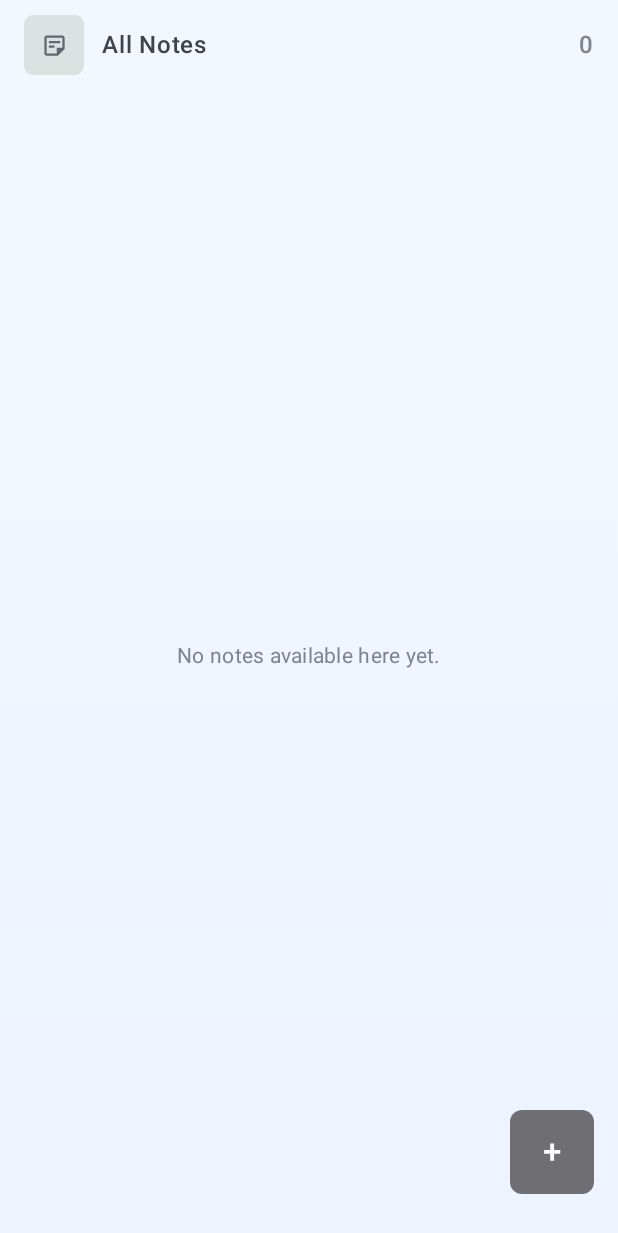
After one commit to hwdavr/NotesTakingApp, an Android app built with Jetpack Compose: the composable CollectionNotesScreen shown on its own in the app's theme, on a phone screen of 412 x 824 dp. The commit adds this screen. Shown: the top 1233 px of the screen. Run offline under Robolectric (Android 15) with nearby library versions, the light colour scheme and no system bars; our stand-ins replace Dagger/Hilt's generated code; 1 statement that could not run was skipped.

Commit message:
feat: implement collection notes screen with navigation and viewmodel support

```diff
--- /dev/null
+++ b/app/src/main/java/com/example/notesapp/ui/notes/CollectionNotesScreen.kt
@@ -0,0 +1,250 @@
+package com.example.notesapp.ui.notes
+
+import androidx.compose.foundation.background
+import androidx.compose.foundation.clickable
+import androidx.compose.foundation.layout.Arrangement
+import androidx.compose.foundation.layout.Box
+import androidx.compose.foundation.layout.Column
+import androidx.compose.foundation.layout.PaddingValues
+import androidx.compose.foundation.layout.Row
+import androidx.compose.foundation.layout.WindowInsets
+import androidx.compose.foundation.layout.asPaddingValues
+import androidx.compose.foundation.layout.fillMaxSize
+import androidx.compose.foundation.layout.fillMaxWidth
+import androidx.compose.foundation.layout.padding
+import androidx.compose.foundation.layout.size
+import androidx.compose.foundation.layout.statusBars
+import androidx.compose.foundation.lazy.LazyColumn
+import androidx.compose.foundation.lazy.items
+import androidx.compose.foundation.shape.RoundedCornerShape
+import androidx.compose.material.icons.Icons
+import androidx.compose.material.icons.automirrored.outlined.StickyNote2
+import androidx.compose.material.icons.outlined.CreateNewFolder
+import androidx.compose.material.icons.outlined.Folder
+import androidx.compose.material3.Card
+import androidx.compose.material3.CardDefaults
+import androidx.compose.material3.CircularProgressIndicator
+import androidx.compose.material3.Icon
+import androidx.compose.material3.MaterialTheme
+import androidx.compose.material3.Scaffold
+import androidx.compose.material3.Surface
+import androidx.compose.material3.Text
+import androidx.compose.runtime.Composable
+import androidx.compose.runtime.getValue
+import androidx.compose.ui.Alignment
+import androidx.compose.ui.Modifier
+import androidx.compose.ui.graphics.Brush
+import androidx.compose.ui.graphics.Color
+import androidx.compose.ui.graphics.vector.ImageVector
+import androidx.compose.ui.res.stringResource
+import androidx.compose.ui.text.font.FontWeight
+import androidx.compose.ui.unit.dp
+import androidx.compose.ui.unit.sp
+import androidx.hilt.navigation.compose.hiltViewModel
+import androidx.lifecycle.compose.collectAsStateWithLifecycle
+import com.example.notesapp.R
+
+@Composable
+fun CollectionNotesScreen(
+    parentPadding: PaddingValues,
+    onAddNote: (String?) -> Unit,
+    onOpenNote: (String) -> Unit,
+    viewModel: CollectionNotesViewModel = hiltViewModel()
+) {
+    val state by viewModel.uiState.collectAsStateWithLifecycle()
+
+    Scaffold(
+        modifier = Modifier.padding(parentPadding),
+        containerColor = Color.Transparent
+    ) { innerPadding ->
+        Box(
+            modifier = Modifier
+                .fillMaxSize()
+                .background(
+                    brush = Brush.verticalGradient(
+                        colors = listOf(Color(0xFFF3F7FF), Color(0xFFEDF3FF))
+                    )
+                )
+                .padding(innerPadding)
+        ) {
+            Column(
+                modifier = Modifier
+                    .fillMaxSize()
+                    .padding(top = WindowInsets.statusBars.asPaddingValues().calculateTopPadding() + 10.dp)
+                    .padding(horizontal = 16.dp)
+            ) {
+                CollectionHeaderRow(
+                    label = state.label,
+                    count = state.notes.size,
+                    icon = collectionIconForType(state.type)
+                )
+
+                when {
+                    state.isLoading -> {
+                        Box(
+                            modifier = Modifier.fillMaxSize(),
+                            contentAlignment = Alignment.Center
+                        ) {
+                            CircularProgressIndicator(color = Color(0xFF5F6EFA))
+                        }
+                    }
+
+                    state.notes.isEmpty() -> {
+                        Box(
+                            modifier = Modifier.fillMaxSize(),
+                            contentAlignment = Alignment.Center
+                        ) {
+                            Text(
+                                text = stringResource(R.string.collection_notes_empty_state),
+                                style = MaterialTheme.typography.bodyMedium,
+                                color = Color(0xFF7D848B)
+                            )
+                        }
+                    }
+
+                    else -> {
+                        LazyColumn(
+                            modifier = Modifier.weight(1f),
+                            verticalArrangement = Arrangement.spacedBy(10.dp),
+                            contentPadding = PaddingValues(top = 16.dp, bottom = 24.dp)
+                        ) {
+                            items(state.notes) { note ->
+                                CollectionNoteCard(
+                                    note = note,
+                                    onClick = { onOpenNote(note.id) }
+                                )
+                            }
+                        }
+                    }
+                }
+            }
+
+            CollectionAddButton(
+                onClick = { onAddNote(state.folderId) },
+                modifier = Modifier
+                    .align(Alignment.BottomEnd)
+                    .padding(end = 16.dp, bottom = 28.dp)
+            )
+        }
+    }
+}
+
+@Composable
+private fun CollectionHeaderRow(
+    label: String,
+    count: Int,
+    icon: ImageVector
+) {
+    Row(
+        modifier = Modifier.fillMaxWidth(),
+        horizontalArrangement = Arrangement.SpaceBetween,
+        verticalAlignment = Alignment.CenterVertically
+    ) {
+        Row(
+            verticalAlignment = Alignment.CenterVertically,
+            horizontalArrangement = Arrangement.spacedBy(12.dp)
+        ) {
+            Box(
+                modifier = Modifier
+                    .size(40.dp)
+                    .background(Color(0xFFDCE1E2), RoundedCornerShape(6.dp)),
+                contentAlignment = Alignment.Center
+            ) {
+                Icon(
+                    imageVector = icon,
+                    contentDescription = null,
+                    tint = Color(0xFF5F6770),
+                    modifier = Modifier.size(18.dp)
+                )
+            }
+            Text(
+                text = label,
+                style = MaterialTheme.typography.bodyLarge.copy(
+                    fontWeight = FontWeight.SemiBold,
+                    fontSize = 16.sp,
+                    color = Color(0xFF3E444A)
+                )
+            )
+        }
+
+        Text(
+            text = count.toString(),
+            style = MaterialTheme.typography.bodyLarge.copy(
+                fontWeight = FontWeight.Medium,
+                fontSize = 16.sp,
+                color = Color(0xFF7D848B)
+            )
+        )
+    }
+}
+
+@Composable
+private fun CollectionNoteCard(
+    note: NoteUiModel,
+    onClick: () -> Unit
+) {
+    Card(
+        modifier = Modifier
+            .fillMaxWidth()
+            .clickable(onClick = onClick),
+        shape = RoundedCornerShape(12.dp),
+        colors = CardDefaults.cardColors(containerColor = Color.White),
+        border = CardDefaults.outlinedCardBorder(),
+        elevation = CardDefaults.cardElevation(defaultElevation = 0.dp)
+    ) {
+        Column(
+            modifier = Modifier.padding(14.dp),
+            verticalArrangement = Arrangement.spacedBy(8.dp)
+        ) {
+            Text(
+                text = note.title,
+                style = MaterialTheme.typography.titleMedium.copy(
+                    fontWeight = FontWeight.Bold,
+                    fontSize = 17.sp,
+                    color = Color(0xFF2A2A30)
+                )
+            )
+            Text(
+                text = note.preview,
+                style = MaterialTheme.typography.bodyMedium.copy(
+                    fontWeight = FontWeight.Medium,
+                    fontSize = 14.sp,
+                    color = Color(0xFF8A8A90),
+                    lineHeight = 20.sp
+                )
+            )
+        }
+    }
+}
+
+@Composable
+private fun CollectionAddButton(
+    onClick: () -> Unit,
+    modifier: Modifier = Modifier
+) {
+    Surface(
+        onClick = onClick,
+        modifier = modifier,
+        shape = RoundedCornerShape(8.dp),
+        color = Color(0xFF6E6E73),
+        shadowElevation = 0.dp
+    ) {
+        Box(
+            modifier = Modifier.size(56.dp),
+            contentAlignment = Alignment.Center
+        ) {
+            Text(
+                text = "+",
+                color = Color.White,
+                fontSize = 22.sp,
+                fontWeight = FontWeight.Medium
+            )
+        }
+    }
+}
+
+private fun collectionIconForType(type: String): ImageVector = when (type) {
+    "favorites" -> Icons.Outlined.Folder
+    "archive" -> Icons.Outlined.CreateNewFolder
+    else -> Icons.AutoMirrored.Outlined.StickyNote2
+}
--- /dev/null
+++ b/app/src/main/java/com/example/notesapp/ui/notes/CollectionNotesViewModel.kt
@@ -0,0 +1,67 @@
+package com.example.notesapp.ui.notes
+
+import androidx.lifecycle.SavedStateHandle
+import androidx.lifecycle.ViewModel
+import androidx.lifecycle.viewModelScope
+import com.example.notesapp.domain.note.NoteRepository
+import dagger.hilt.android.lifecycle.HiltViewModel
+import kotlinx.coroutines.flow.SharingStarted
+import kotlinx.coroutines.flow.StateFlow
+import kotlinx.coroutines.flow.map
+import kotlinx.coroutines.flow.stateIn
+import javax.inject.Inject
+
+data class CollectionNotesUiState(
+    val isLoading: Boolean = false,
+    val label: String = "",
+    val type: String = "all",
+    val folderId: String? = null,
+    val notes: List<NoteUiModel> = emptyList()
+)
+
+@HiltViewModel
+class CollectionNotesViewModel @Inject constructor(
+    noteRepository: NoteRepository,
+    savedStateHandle: SavedStateHandle
+) : ViewModel() {
+
+    private val type: String = savedStateHandle["type"] ?: "all"
+    private val folderId: String? = savedStateHandle.get<String>("folderId")?.ifBlank { null }
+    private val label: String = savedStateHandle["label"] ?: defaultLabel(type)
+
+    val uiState: StateFlow<CollectionNotesUiState> = noteRepository.getActiveNotes()
+        .map { notes ->
+            val filtered = when (type) {
+                "folder" -> notes.filter { it.folderId == folderId }
+                "favorites" -> notes.filter { false }
+                "archive" -> notes.filter { false }
+                else -> notes
+            }
+
+            CollectionNotesUiState(
+                isLoading = false,
+                label = label,
+                type = type,
+                folderId = folderId,
+                notes = filtered.map { note ->
+                    NoteUiModel(
+                        id = note.id,
+                        title = note.title,
+                        preview = note.content,
+                        colorIndex = note.id.hashCode().mod(4).let { if (it < 0) it + 4 else it }
+                    )
+                }
+            )
+        }
+        .stateIn(
+            scope = viewModelScope,
+            started = SharingStarted.WhileSubscribed(5_000),
+            initialValue = CollectionNotesUiState(isLoading = true)
+        )
+}
+
+private fun defaultLabel(type: String): String = when (type) {
+    "favorites" -> "Favorites"
+    "archive" -> "Archive"
+    else -> "All Notes"
+}
--- a/app/src/main/res/values/strings.xml
+++ b/app/src/main/res/values/strings.xml
@@ -50,6 +50,7 @@
     <string name="home_notes_empty_state">No recent notes yet.</string>
     <string name="home_search_empty_state">No notes match your search.</string>
     <string name="home_folders_empty_state">Create folders to organize your notes.</string>
+    <string name="collection_notes_empty_state">No notes available here yet.</string>
     <string name="editor_folder_label">Folder</string>
     <string name="editor_no_folder">No folder</string>
     <string name="editor_title_label">Title</string>
```
Also changed, not shown: app/src/main/java/com/example/notesapp/navigation/AppNavGraph.kt (+41 -1 lines), app/src/main/java/com/example/notesapp/navigation/Destinations.kt (+8 -0 lines), app/src/main/java/com/example/notesapp/ui/folders/FoldersScreen.kt (+39 -16 lines).
